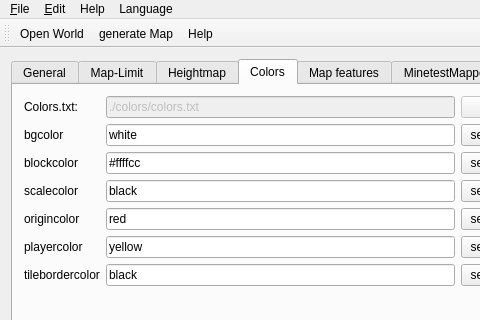
Qt form mainwindow.ui (AirSThib/MinetestMapperGUI) before a commit; both pictures show x 0 to 480 and y 0 to 320 of the 773 by 453 pixel window.
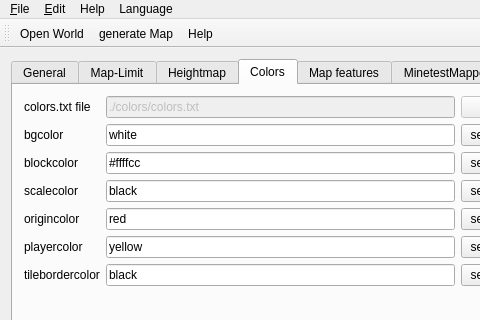
The same form after that commit. The open tabs and pages were chosen to show the change. Icons and pictures are not drawn.

```diff
--- a/mainwindow.ui
+++ b/mainwindow.ui
@@ -1102,7 +1102,7 @@
         <item row="0" column="0">
          <widget class="QLabel" name="label_13">
           <property name="text">
-           <string>Colors.txt:</string>
+           <string>colors.txt file</string>
           </property>
          </widget>
         </item>
```
Left out of the diff: 10 changed lines with no effect on the pictures.
